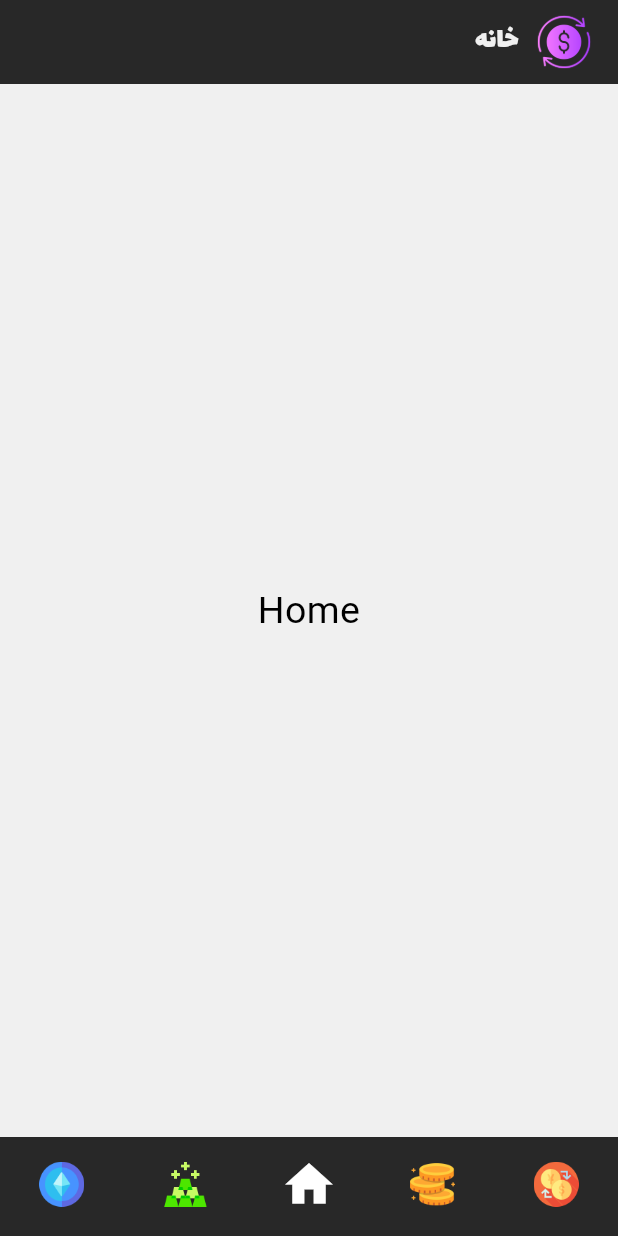
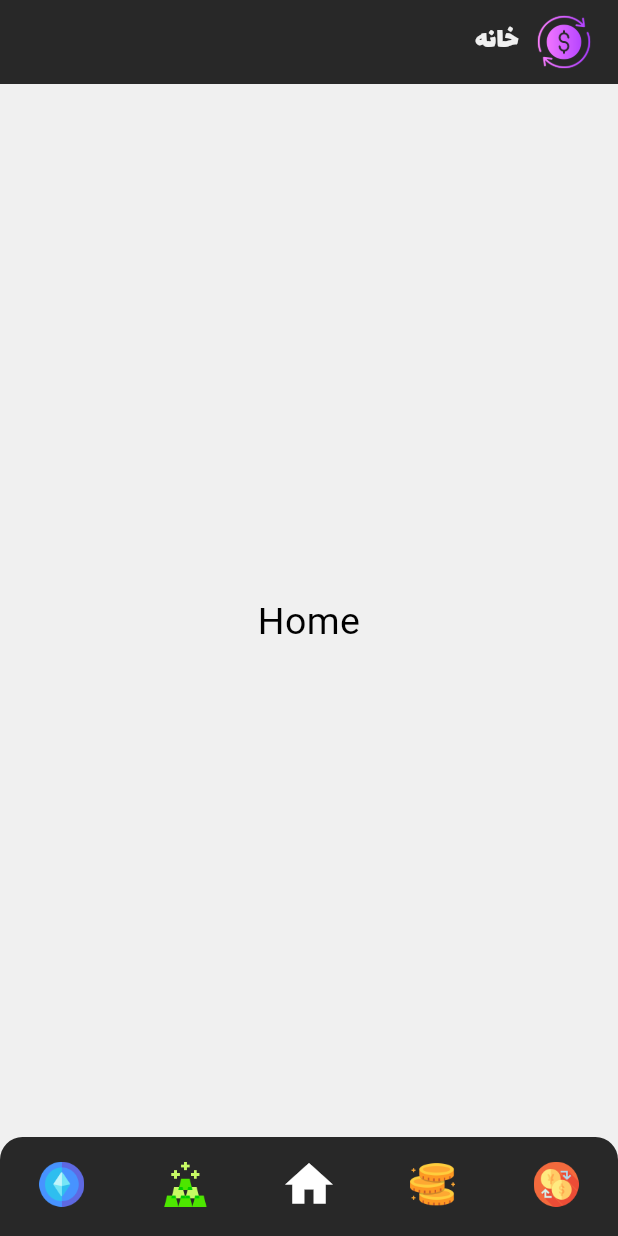
Before and after one commit to Ayminjf/exchange-rate, a Flutter app: the screen it shows after launch, on a phone screen of 412 x 824 dp. Run offline on Flutter 3.47's test engine with Material 3 defaults, Android fonts, the light colour scheme and no system bars; drawn by our look-alikes of persistent_bottom_nav_bar_v2.

Commit message:
feat(root-screen): make navigation bar rounded

```diff
--- a/lib/screens/root_screens.dart
+++ b/lib/screens/root_screens.dart
@@ -59,7 +59,6 @@ class _RootScreenState extends State<RootScreen> {
         popAllScreensOnTapOfSelectedTab: true,
         popActionScreens: PopActionScreensType.all,
         itemAnimationProperties: const ItemAnimationProperties(
-          // Navigation Bar's items animation properties.
           duration: Duration(milliseconds: 100),
           curve: Curves.ease,
         ),
@@ -69,6 +68,10 @@ class _RootScreenState extends State<RootScreen> {
           duration: Duration(milliseconds: 100),
         ),
         navBarStyle: NavBarStyle.style6,
+        decoration: const NavBarDecoration(
+          borderRadius: BorderRadius.vertical(top: Radius.circular(15)),
+          colorBehindNavBar: Colors.white,
+        ),
       ),
     );
   }
```
